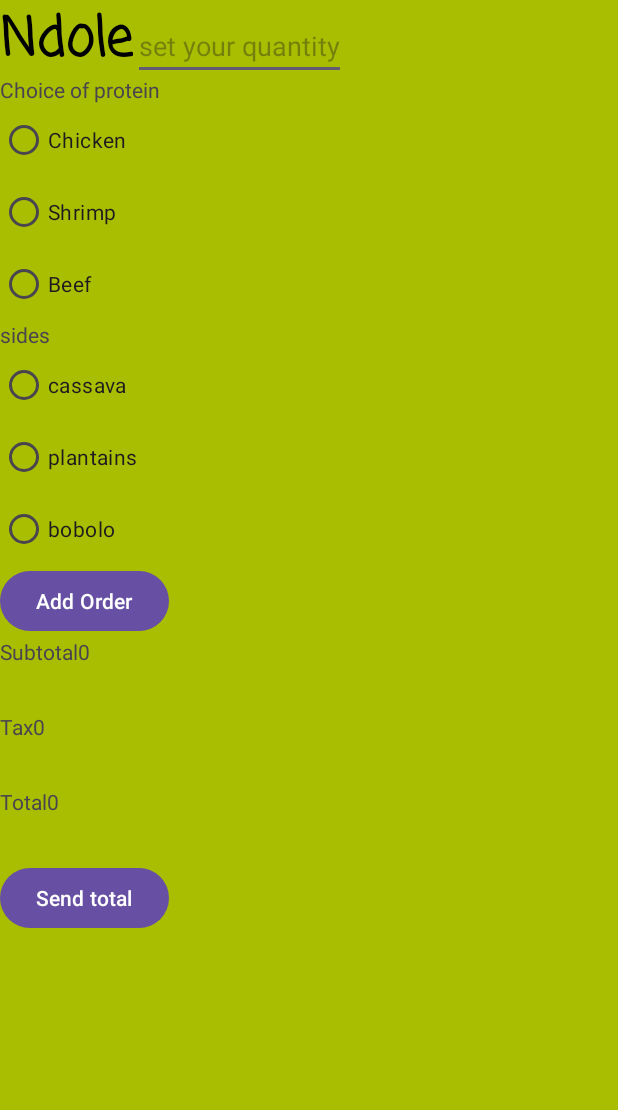
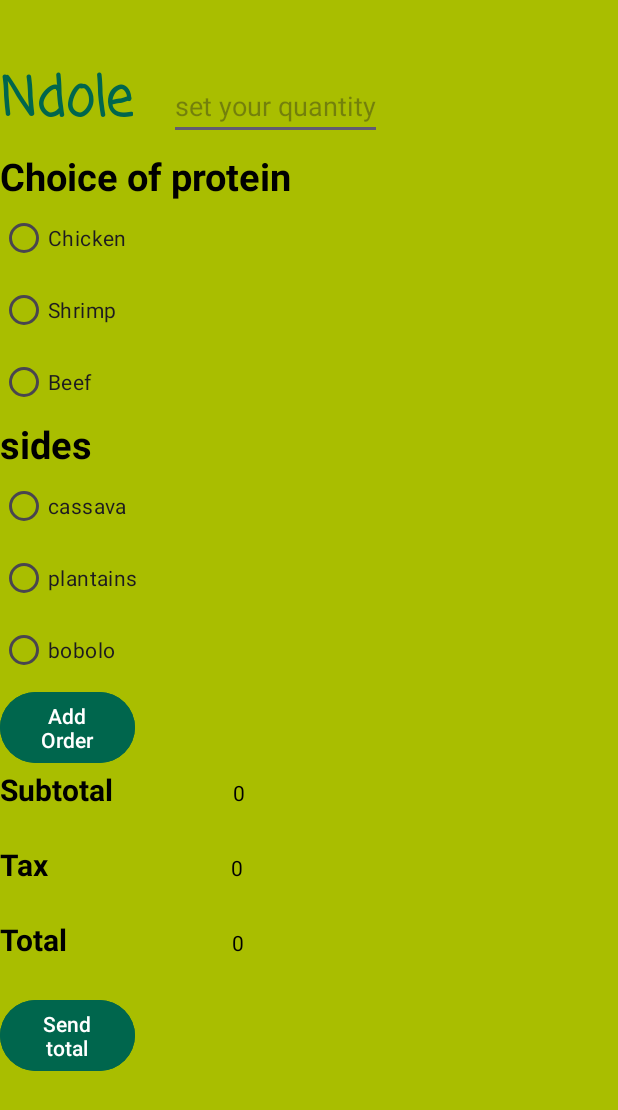
Before and after one commit to Anna24-bit/RestaurantApp, an Android app: the menuActivity screen opened directly, with no data from a screen before it, on a phone screen of 412 x 824 dp. Shown: the top 1110 px of the screen. Run offline under Robolectric (Android 15) with nearby library versions, the phone set to English and light mode, and no system bars.

Commit message:
new elements and designs

```diff
--- a/app/src/main/java/org/baltimorecityschools/restaurantapp/Ndole.java
+++ b/app/src/main/java/org/baltimorecityschools/restaurantapp/Ndole.java
@@ -83,7 +83,7 @@ package org.baltimorecityschools.restaurantapp;
         }
 
         public String toString(){
-            return "Protein " + protein + "/n" +  "sides" + sides + "quantity " + quantity + "price " + price;
+            return "\n" + "Protein: " + protein + "\n" +  " sides: " + sides + "\n" + " quantity: " + quantity + "\n" + " price: " + price;
         }
 
 
--- a/app/src/main/java/org/baltimorecityschools/restaurantapp/menuActivity.java
+++ b/app/src/main/java/org/baltimorecityschools/restaurantapp/menuActivity.java
@@ -38,6 +38,7 @@ public class menuActivity extends MainActivity2 {
     public static final double TAX_RATE= 0.06;
     double tax;
     double total;
+    String myString;
 
     @Override
     protected void onCreate(Bundle savedInstanceState) {
@@ -59,6 +60,7 @@ public class menuActivity extends MainActivity2 {
         tax=0.0;
         total=0.0;
         sendtote=findViewById(R.id.sendTote);
+        myString=" ";
 
 
         OrderButton.setOnClickListener(new View.OnClickListener() {
@@ -112,6 +114,8 @@ public class menuActivity extends MainActivity2 {
                 total= subTote + tax;
                 Totenumtv.setText(String.valueOf(total));
 
+                myString+=Norder.toString();
+
 
 
             }
@@ -123,7 +127,8 @@ public class menuActivity extends MainActivity2 {
             public void onClick(View view) {
                 String[] addresses = new String[] {getString(R.string.stringaddress)};
                 String subject = "total order";
-                String body= "Your total is " + total ;
+                String body= "Your total is: " + total + "\n" + " Subtotal is: " + subTote + "\n" + " Tax is: " + tax + "\n" +" "+ myString;
+
                 composeEmail(addresses, subject,body);
             }
         });
--- a/app/src/main/res/layout/menu_activity.xml
+++ b/app/src/main/res/layout/menu_activity.xml
@@ -11,6 +11,7 @@
         android:layout_width="match_parent"
         android:layout_height="50dp"
         android:orientation="horizontal"
+        android:layout_marginTop="40dp"
         >
 
         <TextView
@@ -22,7 +23,7 @@
             android:textSize="36dp"
             android:textStyle="bold"
             android:fontFamily="casual"
-            android:textColor="@color/black"
+            android:textColor="@color/yal"
 
             />
         <EditText
@@ -30,6 +31,7 @@
             android:layout_height="wrap_content"
             android:hint="@string/zero"
             android:id="@+id/quant"
+            android:layout_marginLeft="24dp"
             />
     </LinearLayout>
 
@@ -37,7 +39,13 @@
         android:layout_width="wrap_content"
         android:layout_height="wrap_content"
         android:text="@string/protein"
+        android:layout_marginTop="10dp"
+        android:textSize="25dp"
+        android:textStyle="bold"
+        android:textColor="@color/black"
+
         />
+
 
     <RadioGroup
         android:layout_width="match_parent"
@@ -57,10 +65,14 @@
             android:text="@string/beef"/>
     </RadioGroup>
 
+
     <TextView
         android:layout_width="wrap_content"
         android:layout_height="wrap_content"
         android:text="@string/sides"
+        android:textSize="25dp"
+        android:textStyle="bold"
+        android:textColor="@color/black"
         />
 
 <!--    sides-->
@@ -85,10 +97,11 @@
 
 
     <Button
-        android:layout_width="wrap_content"
+        android:layout_width="90dp"
         android:layout_height="wrap_content"
         android:id="@+id/adOrd"
         android:text="@string/add_order"
+        android:backgroundTint="@color/yal"
         />
 
     <LinearLayout
@@ -100,6 +113,9 @@
         android:layout_width="wrap_content"
         android:layout_height="wrap_content"
         android:text="@string/subtotal"
+        android:textSize="20dp"
+        android:textColor="@color/black"
+        android:textStyle="bold"
 
 
         />
@@ -108,6 +124,9 @@
         android:layout_height="wrap_content"
         android:text="@string/_0"
         android:id="@+id/sub"
+        android:layout_marginLeft="80dp"
+        android:textColor="@color/black"
+
         />
     </LinearLayout>
 
@@ -122,6 +141,9 @@
         android:layout_width="wrap_content"
         android:layout_height="wrap_content"
         android:text="@string/tax"
+        android:textSize="20dp"
+        android:textColor="@color/black"
+        android:textStyle="bold"
 
         />
     <TextView
@@ -129,6 +151,9 @@
         android:layout_height="wrap_content"
         android:text="@string/zero2"
         android:id="@+id/tax"
+        android:textColor="@color/black"
+        android:layout_marginLeft="122dp"
+
         />
     </LinearLayout>
 
@@ -142,6 +167,9 @@
         android:layout_width="wrap_content"
         android:layout_height="wrap_content"
         android:text="@string/total"
+        android:textSize="20dp"
+        android:textColor="@color/black"
+        android:textStyle="bold"
 
     />
 
@@ -150,6 +178,8 @@
         android:layout_height="wrap_content"
         android:text="@string/zero3"
         android:id="@+id/tote"
+        android:textColor="@color/black"
+        android:layout_marginLeft="110dp"
         />
 
 
@@ -157,10 +187,12 @@
     </LinearLayout>
 
     <Button
-        android:layout_width="wrap_content"
+        android:layout_width="90dp"
         android:layout_height="wrap_content"
         android:id="@+id/sendTote"
         android:text="Send total"
+        android:backgroundTint="@color/yal"
+
         />
 
 
--- a/app/src/main/res/values/colors.xml
+++ b/app/src/main/res/values/colors.xml
@@ -6,5 +6,6 @@
     <color name="ya">#276139</color>
     <color name="ye">#d08139</color>
     <color name="be">#aadbb8</color>
+    <color name="yal">#00664d</color>
 
 </resources>
```
Also changed, not shown: app/src/main/java/org/baltimorecityschools/restaurantapp/MainActivity.java (+16 -0 lines), app/src/main/res/layout/activity_main.xml (+18 -3 lines).
